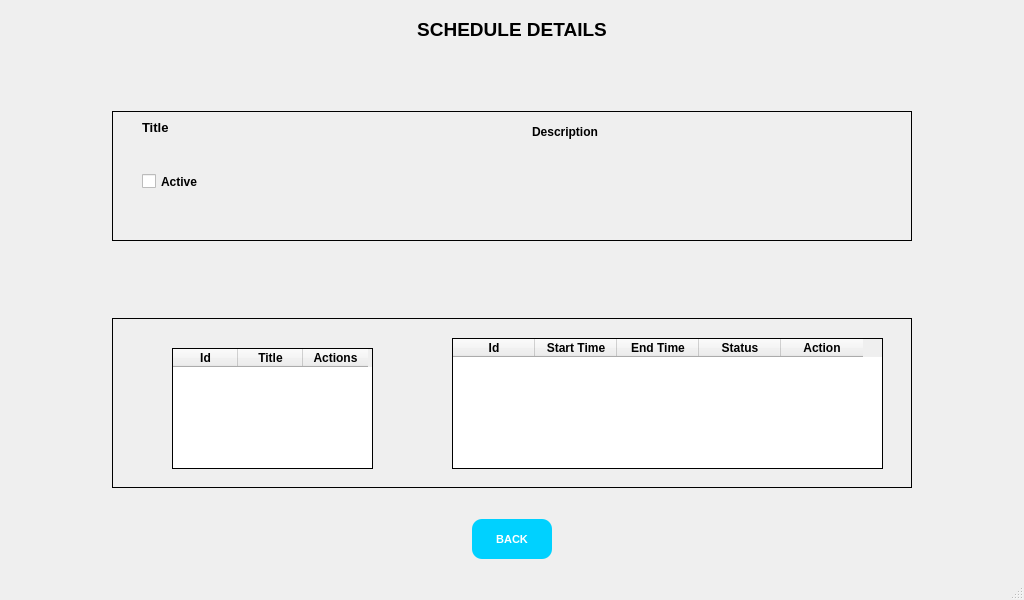
Quang-Nguyen-Van/MSE_Do-An-Tot-Nghiep, file schedule_details.ui: the form before one commit.
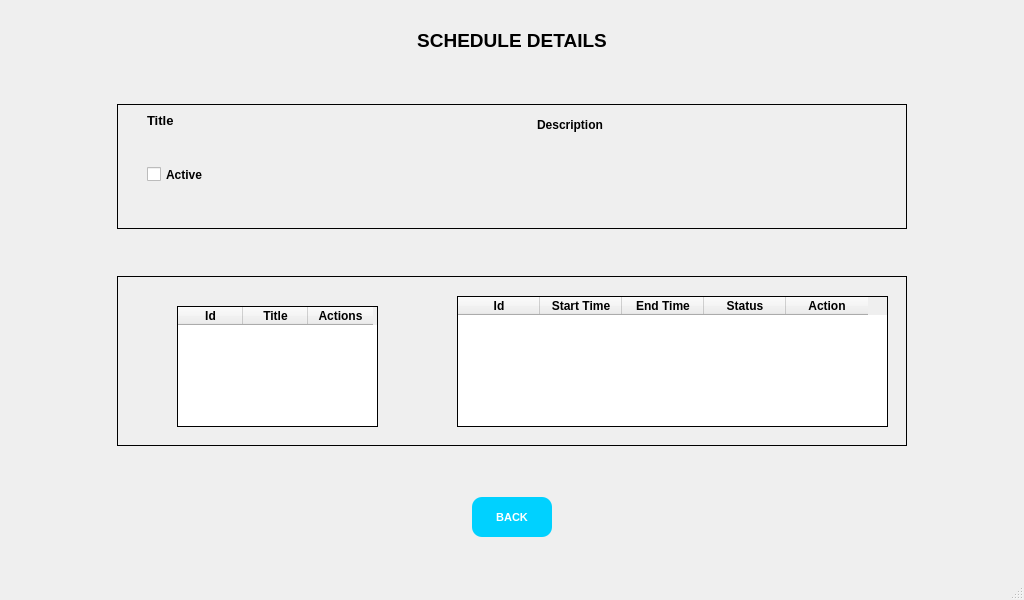
The form after the commit.

Commit message: fix fullScreen Details

```diff
--- a/schedule_details.ui
+++ b/schedule_details.ui
@@ -56,6 +56,21 @@
        <enum>QFrame::Raised</enum>
       </property>
       <layout class="QVBoxLayout" name="verticalLayout">
+       <property name="spacing">
+        <number>0</number>
+       </property>
+       <property name="leftMargin">
+        <number>0</number>
+       </property>
+       <property name="topMargin">
+        <number>0</number>
+       </property>
+       <property name="rightMargin">
+        <number>0</number>
+       </property>
+       <property name="bottomMargin">
+        <number>0</number>
+       </property>
        <item alignment="Qt::AlignTop">
         <widget class="QLabel" name="label">
          <property name="font">
@@ -84,6 +99,12 @@
         <height>130</height>
        </size>
       </property>
+      <property name="maximumSize">
+       <size>
+        <width>1024</width>
+        <height>140</height>
+       </size>
+      </property>
       <property name="styleSheet">
        <string notr="true">QFrame{
 	border: none;
@@ -100,8 +121,14 @@
         <widget class="QGroupBox" name="groupBox">
          <property name="minimumSize">
           <size>
-           <width>800</width>
-           <height>130</height>
+           <width>790</width>
+           <height>125</height>
+          </size>
+         </property>
+         <property name="maximumSize">
+          <size>
+           <width>1020</width>
+           <height>150</height>
           </size>
          </property>
          <property name="styleSheet">
@@ -293,13 +320,13 @@
         <widget class="QGroupBox" name="groupBox_2">
          <property name="minimumSize">
           <size>
-           <width>800</width>
+           <width>790</width>
            <height>170</height>
           </size>
          </property>
          <property name="maximumSize">
           <size>
-           <width>1024</width>
+           <width>1020</width>
            <height>170</height>
           </size>
          </property>
```
The commit also changes 1 other file.
